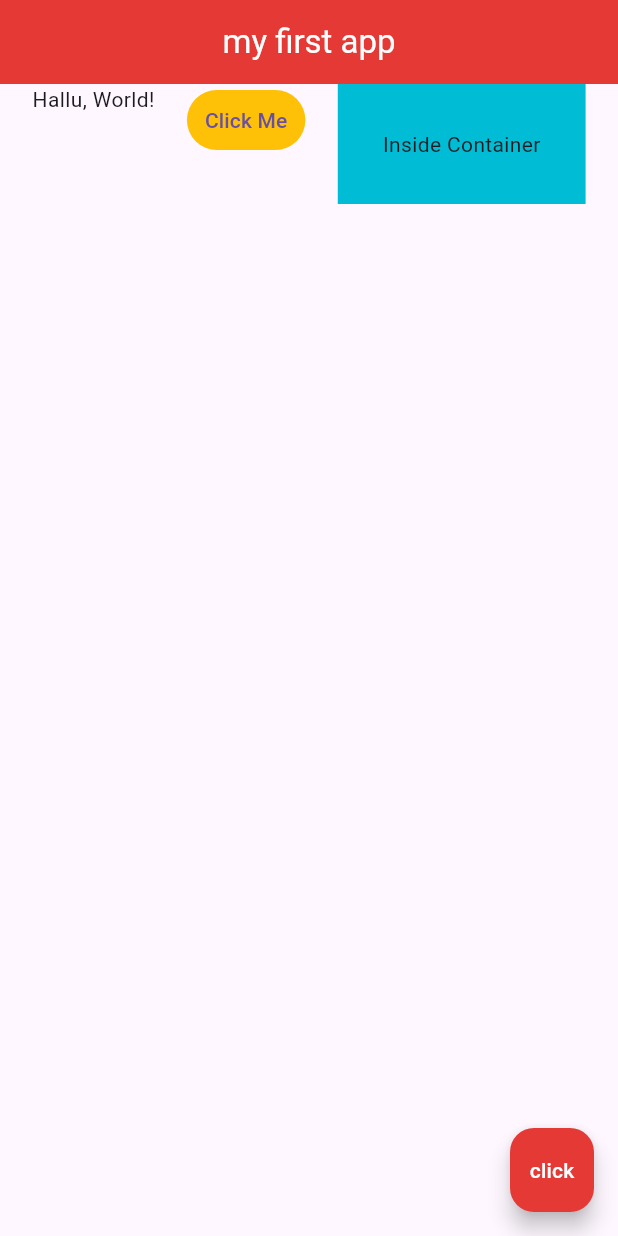
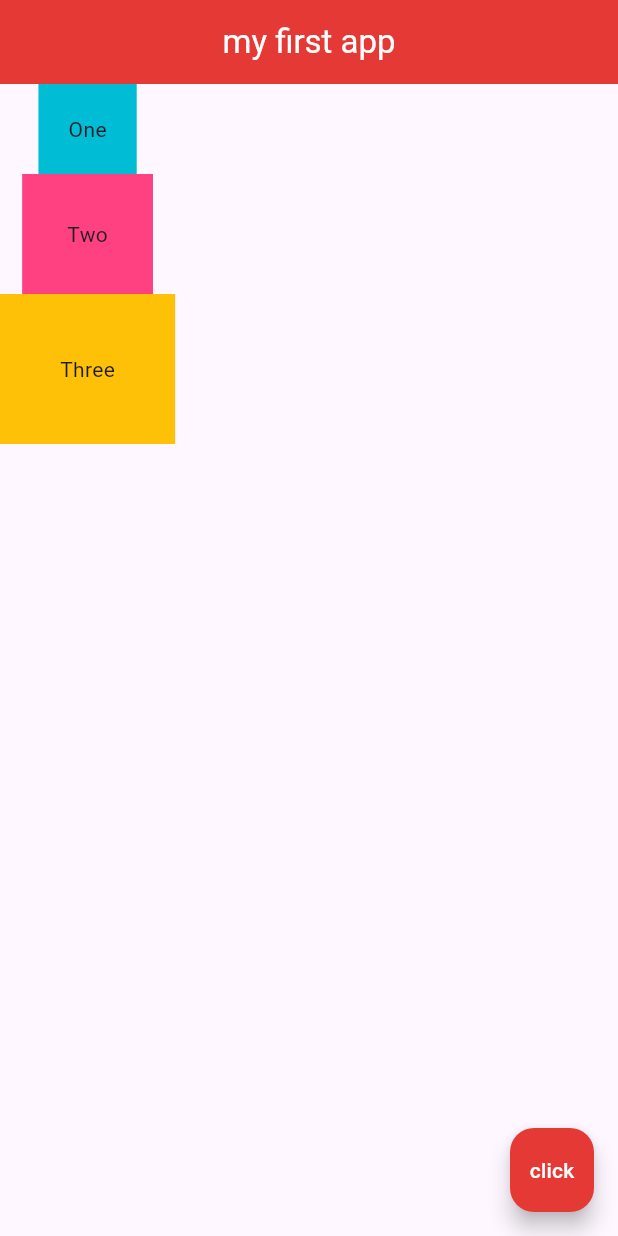
Before and after one commit to jamydevelop/Flutter-MyApp, a Flutter app: the screen it shows after launch, on a phone screen of 412 x 824 dp. Run offline on Flutter 3.47's test engine with Material 3 defaults, Android fonts, the phone set to English and light mode, and no system bars.

Commit message:
Basic column

```diff
--- a/myapp/lib/main.dart
+++ b/myapp/lib/main.dart
@@ -22,28 +22,25 @@ class Home extends StatelessWidget {
         centerTitle: true,
         backgroundColor: Colors.red[600],
       ),
-      body: Row(
-        mainAxisAlignment: MainAxisAlignment.spaceEvenly,
-        crossAxisAlignment: CrossAxisAlignment.start,
+      body: Column(
         children: <Widget>[
-          Text("Hallu, World!"),
-          TextButton(
-              onPressed: (){},
-              style: TextButton.styleFrom(backgroundColor: Colors.amber),
-              child: Text("Click Me"),
+          Container(
+            padding: EdgeInsets.all(20.0),
+            color: Colors.cyan,
+            child: Text("One"),
           ),
           Container(
-            color: Colors.cyan,
             padding: EdgeInsets.all(30.0),
-            child: Text("Inside Container"),
+            color: Colors.pinkAccent,
+            child: Text("Two"),
+          ),
+          Container(
+            padding: EdgeInsets.all(40.0),
+            color: Colors.amber,
+            child: Text("Three"),
           ),
         ],
       ),
-      // Container(
-      //   padding: EdgeInsets.fromLTRB(10.0, 20.0, 30.0, 40.0),
-      //   color: Colors.grey[400],
-      //   child: Text("Hallu"),
-      // ),
       floatingActionButton: FloatingActionButton(
         onPressed: () {  },
         backgroundColor: Colors.red[600],
```
